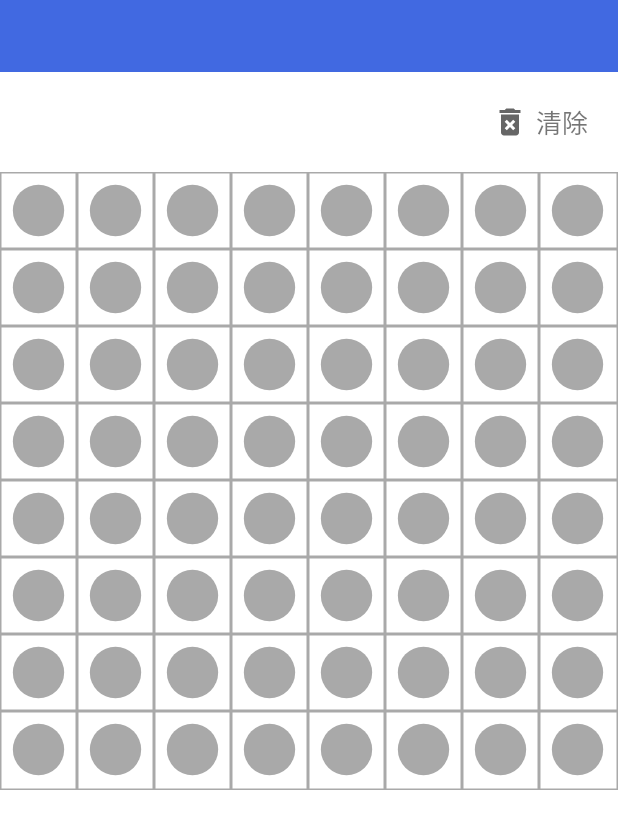
After one commit to hutaodediannao/EspIotSmartConfig, an Android app: the fragment LedFragment shown on its own in the app's theme, on a phone screen of 412 x 824 dp. The commit adds this screen. Shown: the top 829 px of the screen. Run offline under Robolectric (Android 15) with nearby library versions, the phone set to English and light mode, and no system bars; 1 statement that could not run was skipped.

Commit message:
1、彩灯LED接入

```diff
--- a/app/src/main/java/com/app/espiotsmartconfig/Adapter/DeviceAdapter.java
+++ b/app/src/main/java/com/app/espiotsmartconfig/Adapter/DeviceAdapter.java
@@ -26,7 +26,7 @@ public class DeviceAdapter extends BaseRecyclerAdapter<Device> {
     @Override
     public void bindHolder(BaseViewHolder holder, int position, Device device) {
         holder.setImageView(R.id.ivIcon, device.getIconRes())
-                .setText(device.getName(), R.id.tvTitle);
+                .setText(R.id.tvTitle, device.getName());
         holder.itemView.setOnClickListener(device.getOnClickListener());
     }
 }
--- a/app/src/main/java/com/app/espiotsmartconfig/activity/DeviceActivity.java
+++ b/app/src/main/java/com/app/espiotsmartconfig/activity/DeviceActivity.java
@@ -7,6 +7,7 @@ import com.app.espiotsmartconfig.base.BaseActivity;
 import com.app.espiotsmartconfig.cache.Const;
 import com.app.espiotsmartconfig.fragment.BaseFragment;
 import com.app.espiotsmartconfig.fragment.deviceFragment.CloudFragment;
+import com.app.espiotsmartconfig.fragment.deviceFragment.LedFragment;
 import com.app.espiotsmartconfig.fragment.deviceFragment.LightFireFragment;
 import com.app.espiotsmartconfig.model.Device;
 
@@ -24,6 +25,7 @@ public class DeviceActivity extends BaseActivity {
                 fragment = BaseFragment.newInstance(LightFireFragment.class, device);
                 break;
             case Const.CAILED_COD:
+                fragment = BaseFragment.newInstance(LedFragment.class, device);
                 break;
             case Const.CAR_COD:
                 break;
--- /dev/null
+++ b/app/src/main/java/com/app/espiotsmartconfig/fragment/deviceFragment/LedFragment.java
@@ -0,0 +1,73 @@
+package com.app.espiotsmartconfig.fragment.deviceFragment;
+
+import android.os.Bundle;
+import android.view.LayoutInflater;
+import android.view.View;
+import android.view.ViewGroup;
+
+import androidx.annotation.NonNull;
+import androidx.annotation.Nullable;
+import androidx.recyclerview.widget.GridLayoutManager;
+import androidx.recyclerview.widget.RecyclerView;
+
+import com.app.espiotsmartconfig.Adapter.BaseRecyclerAdapter;
+import com.app.espiotsmartconfig.Adapter.LedMatrixAdapter;
+import com.app.espiotsmartconfig.R;
+import com.app.espiotsmartconfig.cache.Const;
+import com.app.espiotsmartconfig.core.BspHelper;
+import com.app.espiotsmartconfig.fragment.BaseFragment;
+import com.app.espiotsmartconfig.model.Device;
+import com.app.espiotsmartconfig.model.LedDevice;
+import com.app.espiotsmartconfig.widget.HeaderView;
+import com.app.espiotsmartconfig.widget.LedMatrixView;
+
+import org.json.JSONArray;
+
+import java.util.List;
+
+import static com.app.espiotsmartconfig.cache.Const.LED;
+
+/**
+ * 作者:胡涛
+ * 日期:2021-7-28
+ * 时间:23:22
+ * 功能:云台控制
+ */
+public class LedFragment extends BaseFragment {
+
+    private Device mDevice;
+    private View mIvClear;
+    private LedMatrixView mLedMatrixView;
+
+    @Override
+    public void onCreate(Bundle savedInstanceState) {
+        super.onCreate(savedInstanceState);
+        if (getArguments() != null) {
+            mDevice = getArguments().getParcelable(Const.SERIALIZABLE);
+        }
+    }
+
+    @Override
+    public View onCreateView(LayoutInflater inflater, ViewGroup container, Bundle savedInstanceState) {
+        View rootView = inflater.inflate(R.layout.fragment_led, container, false);
+        HeaderView mHeaderView = rootView.findViewById(R.id.header);
+        mHeaderView.setTitle(mDevice.getName())
+                .setBackVisible(true)
+                .setMenuVisible(false);
+        mIvClear = rootView.findViewById(R.id.ivClear);
+        mLedMatrixView = rootView.findViewById(R.id.ledMatrixView);
+        return rootView;
+    }
+
+    @Override
+    public void onViewCreated(@NonNull View view, @Nullable Bundle savedInstanceState) {
+        super.onViewCreated(view, savedInstanceState);
+        mIvClear.setOnClickListener(v -> {
+            mLedMatrixView.resetAll();
+            BspHelper.pushData("CLEAR");
+        });
+        mLedMatrixView.setPushCallback(list -> {
+            BspHelper.pushData("LIST:" + list.toString());
+        });
+    }
+}
--- /dev/null
+++ b/app/src/main/java/com/app/espiotsmartconfig/util/DensityUtil.java
@@ -0,0 +1,21 @@
+package com.app.espiotsmartconfig.util;
+
+import android.content.Context;
+
+public class DensityUtil {
+    /**
+     * dip转像素
+     */
+    public static int dip2px(Context context, float dpValue) {
+        final float scale = context.getResources().getDisplayMetrics().density;
+        return (int) (dpValue * scale + 0.5f);
+    }
+
+    /**
+     * 像素转dip
+     */
+    public static int px2dip(Context context, float pxValue) {
+        final float scale = context.getResources().getDisplayMetrics().density;
+        return (int) (pxValue / scale + 0.5f);
+    }
+}
--- /dev/null
+++ b/app/src/main/java/com/app/espiotsmartconfig/widget/LedMatrixView.java
@@ -0,0 +1,211 @@
+package com.app.espiotsmartconfig.widget;
+
+import android.annotation.SuppressLint;
+import android.content.Context;
+import android.graphics.Canvas;
+import android.graphics.Paint;
+import android.util.AttributeSet;
+import android.util.Log;
+import android.view.MotionEvent;
+import android.widget.ImageView;
+
+import androidx.annotation.Nullable;
+
+import com.app.espiotsmartconfig.R;
+import com.app.espiotsmartconfig.core.BspHelper;
+import com.app.espiotsmartconfig.util.DensityUtil;
+
+import java.util.ArrayList;
+import java.util.List;
+
+/**
+ * 作者:胡涛
+ * 日期:2021-8-1
+ * 时间:12:11
+ * 功能:矩阵Led控制面板
+ */
+@SuppressLint("AppCompatCustomView")
+public class LedMatrixView extends ImageView {
+
+    private static final String TAG = "LedMatrixView";
+    private Paint mLinePaint;
+    private Paint mCheckOnPaint;
+    private Paint mCheckOffPaint;
+    private List<Boolean> mStateList;
+    private List<Integer> mCacheList;
+
+    public LedMatrixView(Context context) {
+        this(context, null);
+    }
+
+    public LedMatrixView(Context context, @Nullable AttributeSet attrs) {
+        this(context, attrs, 0);
+    }
+
+    public LedMatrixView(Context context, @Nullable AttributeSet attrs, int defStyleAttr) {
+        super(context, attrs, defStyleAttr);
+        mLinePaint = new Paint(Paint.ANTI_ALIAS_FLAG);
+        mLinePaint.setColor(getResources().getColor(R.color.darkGray));
+        mLinePaint.setStyle(Paint.Style.STROKE);
+        mLinePaint.setStrokeWidth(DensityUtil.dip2px(context, 2));
+
+        mCheckOnPaint = new Paint(Paint.ANTI_ALIAS_FLAG);
+        mCheckOnPaint.setColor(getResources().getColor(R.color.blue));
+        mCheckOnPaint.setStyle(Paint.Style.FILL);
+
+        mCheckOffPaint = new Paint(Paint.ANTI_ALIAS_FLAG);
+        mCheckOffPaint.setColor(getResources().getColor(R.color.darkGray));
+        mCheckOffPaint.setStyle(Paint.Style.FILL);
+
+        mCacheList = new ArrayList<>();
+        mStateList = new ArrayList<>();
+        for (int i = 0; i < 64; i++) {
+            mStateList.add(Boolean.FALSE);
+        }
+    }
+
+    int mWidth, mHeight;
+    float singleWidth;
+    float mLedRadius;
+
+    @Override
+    protected void onMeasure(int widthMeasureSpec, int heightMeasureSpec) {
+        super.onMeasure(widthMeasureSpec, heightMeasureSpec);
+        this.mWidth = getMeasuredWidth();
+        this.mHeight = getMeasuredHeight();
+        //正方形棋盘
+        int width = Math.min(this.mWidth, this.mHeight);
+        singleWidth = width / 8;
+        mLedRadius = singleWidth / 3;
+        setMeasuredDimension(width, width);
+    }
+
+    @Override
+    protected void onDraw(Canvas canvas) {
+        super.onDraw(canvas);
+        //绘制led矩阵
+        drawMatrix(canvas);
+        //绘制灯珠
+        drawLeds(canvas);
+    }
+
+    private void drawLeds(Canvas canvas) {
+        for (int x = 0; x < 8; x++) {
+            for (int y = 0; y < 8; y++) {
+                //计算状态码下的led灯的下标位置
+                int index = y * 8 + x;
+                boolean b = mStateList.get(index);
+                canvas.drawCircle(
+                        singleWidth / 2 + singleWidth * x,
+                        singleWidth / 2 + singleWidth * y,
+                        mLedRadius,
+                        b ? mCheckOnPaint : mCheckOffPaint
+                );
+            }
+        }
+    }
+
+    /**
+     * 绘制矩阵
+     *
+     * @param canvas
+     */
+    private void drawMatrix(Canvas canvas) {
+        canvas.drawRect(0, 0, mWidth, mWidth, mLinePaint);
+        //纵向绘制线框
+        for (int i = 1; i < 8; i++) {
+            canvas.drawLine(singleWidth * i, 0, singleWidth * i, mWidth, mLinePaint);
+        }
+        //横向绘制线框
+        for (int i = 1; i < 8; i++) {
+            canvas.drawLine(0, singleWidth * i, mWidth, singleWidth * i, mLinePaint);
+        }
+    }
+
+    /**
+     * 滑动绘制灯珠的状态
+     *
+     * @param event
+     * @return
+     */
+    @Override
+    public boolean onTouchEvent(MotionEvent event) {
+        switch (event.getAction()) {
+            case MotionEvent.ACTION_DOWN:
+            case MotionEvent.ACTION_MOVE:
+                float eventX = event.getX();
+                float eventY = event.getY();
+                //滑动计算数据
+                handleXYEvent(eventX, eventY);
+                break;
+            case MotionEvent.ACTION_CANCEL:
+            case MotionEvent.ACTION_UP:
+                //松手发送数据
+                pushMsg();
+                mCacheList.clear();
+                break;
+            default:
+                break;
+        }
+        return true;
+    }
+
+    /**
+     * 需要mSateList状态发送消息给服务器
+     */
+    private void pushMsg() {
+        if (pushCallback != null) {
+            pushCallback.pushList(mCacheList);
+        }
+    }
+
+    /**
+     * 处理触摸事件
+     *
+     * @param eventX
+     * @param eventY
+     */
+    private void handleXYEvent(float eventX, float eventY) {
+        for (int x = 0; x < 8; x++) {
+            for (int y = 0; y < 8; y++) {
+                //计算矩阵范围
+                float startX = singleWidth * x;
+                float endX = startX + singleWidth;
+                float startY = singleWidth * y;
+                float endY = startY + singleWidth;
+                //判断触发的坐标是否属于矩阵范围内的
+                if (eventX > startX && eventX < endX && eventY > startY && eventY < endY) {
+                    //表示当前触发的坐标属于该范围内部，需要更新mState对应的状态
+                    //计算状态码下的led灯的下标位置
+                    int index = y * 8 + x;
+                    invalidate();
+                    mStateList.set(index, true);
+                    if (!mCacheList.contains(index)) {
+                        mCacheList.add(index);
+                    }
+                }
+            }
+        }
+    }
+
+    /**
+     * 重新开始刷新初始状态
+     */
+    public void resetAll() {
+        int len = mStateList.size();
+        for (int i = 0; i < len; i++) {
+            mStateList.set(i, Boolean.FALSE);
+        }
+        invalidate();
+    }
+
+    public interface PushCallback {
+        void pushList(List<Integer> list);
+    }
+
+    private PushCallback pushCallback;
+
+    public void setPushCallback(PushCallback pushCallback) {
+        this.pushCallback = pushCallback;
+    }
+}
--- /dev/null
+++ b/app/src/main/res/drawable/ic_baseline_delete_forever_24.xml
@@ -0,0 +1,5 @@
+<vector android:autoMirrored="true" android:height="24dp"
+    android:tint="?attr/colorControlNormal" android:viewportHeight="24"
+    android:viewportWidth="24" android:width="24dp" xmlns:android="http://schemas.android.com/apk/res/android">
+    <path android:fillColor="@android:color/white" android:pathData="M6,19c0,1.1 0.9,2 2,2h8c1.1,0 2,-0.9 2,-2L18,7L6,7v12zM8.46,11.88l1.41,-1.41L12,12.59l2.12,-2.12 1.41,1.41L13.41,14l2.12,2.12 -1.41,1.41L12,15.41l-2.12,2.12 -1.41,-1.41L10.59,14l-2.13,-2.12zM15.5,4l-1,-1h-5l-1,1L5,4v2h14L19,4z"/>
+</vector>
--- /dev/null
+++ b/app/src/main/res/layout/fragment_led.xml
@@ -0,0 +1,44 @@
+<?xml version="1.0" encoding="utf-8"?>
+<RelativeLayout xmlns:android="http://schemas.android.com/apk/res/android"
+    xmlns:tools="http://schemas.android.com/tools"
+    android:layout_width="match_parent"
+    android:layout_height="match_parent"
+    xmlns:app="http://schemas.android.com/apk/res-auto"
+    tools:context=".fragment.deviceFragment.CloudFragment">
+
+    <com.app.espiotsmartconfig.widget.HeaderView
+        android:id="@+id/header"
+        android:layout_width="match_parent"
+        android:layout_height="wrap_content"
+        android:layout_alignParentTop="true"
+        app:backVisible="false"
+        app:rightContent="" />
+
+    <TextView
+        android:id="@+id/ivClear"
+        android:layout_width="wrap_content"
+        android:layout_height="wrap_content"
+        android:layout_below="@+id/header"
+        android:layout_alignParentRight="true"
+        android:layout_marginTop="20dp"
+        android:layout_marginRight="20dp"
+        android:text="清除"
+        android:drawablePadding="5dp"
+        android:gravity="center"
+        android:textSize="17sp"
+        android:drawableLeft="@drawable/ic_baseline_delete_forever_24"/>
+
+    <com.app.espiotsmartconfig.widget.LedMatrixView
+        android:id="@+id/ledMatrixView"
+        android:layout_below="@+id/ivClear"
+        android:layout_marginTop="20dp"
+        android:layout_width="match_parent"
+        android:layout_height="match_parent"/>
+
+<!--    <androidx.recyclerview.widget.RecyclerView-->
+<!--        android:id="@+id/recyclerView"-->
+<!--        android:layout_width="match_parent"-->
+<!--        android:layout_height="match_parent"-->
+<!--        android:layout_below="@+id/header"/>-->
+
+</RelativeLayout>
```
Also changed, not shown: app/src/main/java/com/app/espiotsmartconfig/Adapter/BaseRecyclerAdapter.java (+10 -3 lines), app/src/main/java/com/app/espiotsmartconfig/Adapter/BaseViewHolder.java (+12 -5 lines), app/src/main/java/com/app/espiotsmartconfig/Adapter/LedMatrixAdapter.java (added, +32 -0 lines), app/src/main/java/com/app/espiotsmartconfig/cache/Const.java (+12 -0 lines), app/src/main/java/com/app/espiotsmartconfig/model/LedDevice.java (added, +24 -0 lines), app/src/main/res/layout/item_led_lay.xml (added, +15 -0 lines).
